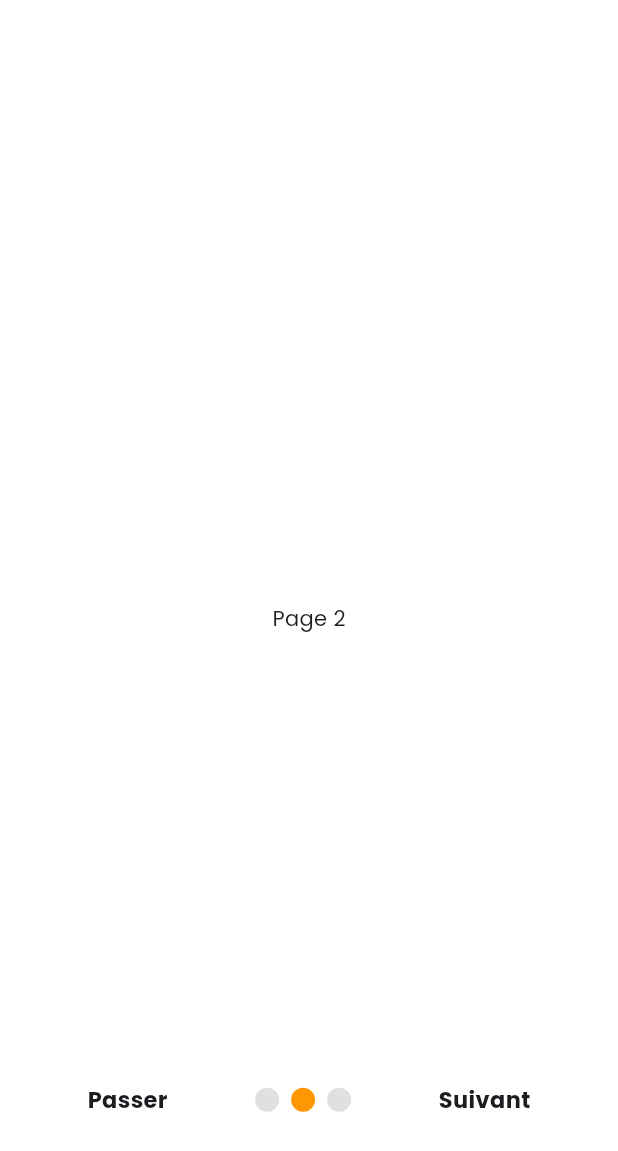
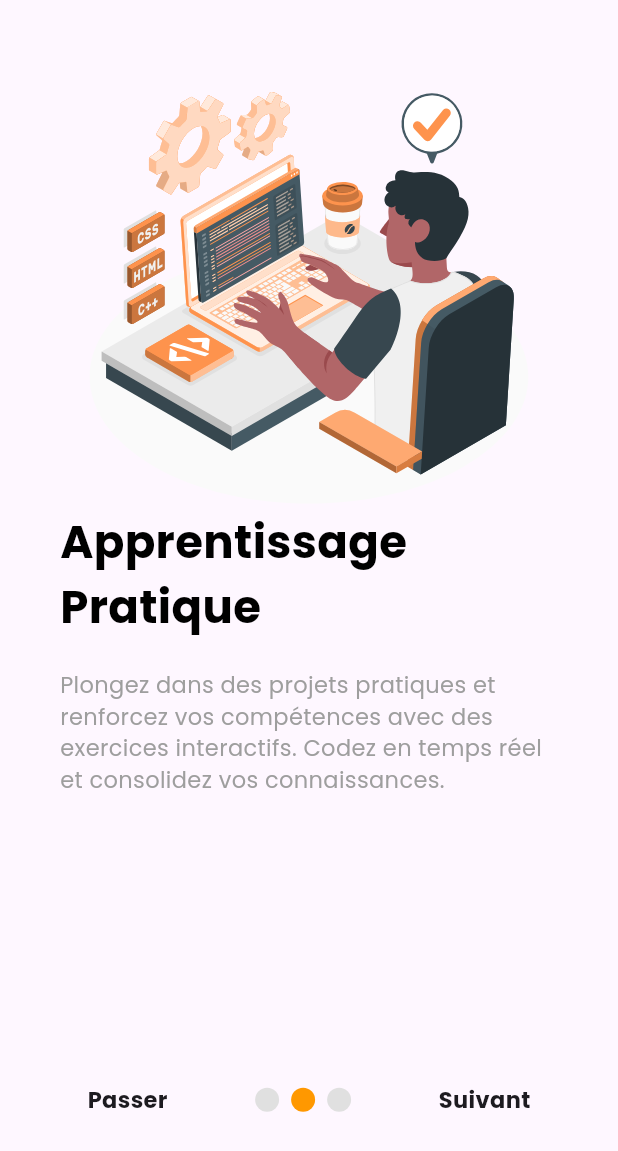
Before and after one commit to Godisouleymane/Nerd-app, a Flutter app: the screen it shows after launch, swiped to page 2, on a phone screen of 412 x 824 dp. Shown: the top 1151 px of the screen. Run offline on Flutter 3.47's test engine with Material 3 defaults, Android fonts, the phone set to English and light mode, and no system bars; drawn by our look-alikes of smooth_page_indicator; our stand-ins replace flutter_svg, google_fonts.

Commit message:
ajout de l'image, texte, sur l'cran 2

```diff
--- a/lib/widgets/intro_screen/page2.dart
+++ b/lib/widgets/intro_screen/page2.dart
@@ -1,14 +1,41 @@
 import 'package:flutter/material.dart';
+import 'package:flutter_svg/svg.dart';
 
 class introPage2 extends StatelessWidget {
   const introPage2({super.key});
 
   @override
   Widget build(BuildContext context) {
-    return Container(
-      color: Colors.white,
-       child: Center(
-        child: Text('Page 2'),
+    return Padding(
+      padding: const EdgeInsets.all(40.0),
+      child: Column(
+        children: [
+          Container(
+            child: SvgPicture.asset(
+              "assets/Hand coding-amico.svg",
+              width: 300,
+              height: 300,
+            ),
+          ),
+          const Align(
+            alignment: Alignment.centerLeft,
+            child: Text(
+              "Apprentissage Pratique",
+              style: TextStyle(
+                  fontSize: 30,
+                  fontWeight: FontWeight.bold,
+                  color: Colors.black),
+              textAlign: TextAlign.left,
+            ),
+          ),
+          const SizedBox(
+            height: 20.0,
+          ),
+          const Text(
+            "Plongez dans des projets pratiques et renforcez vos compétences avec des exercices interactifs. Codez en temps réel et consolidez vos connaissances.",
+            style: TextStyle(fontSize: 15, color: Colors.grey),
+          )
+        ],
       ),
     );
   }
```
